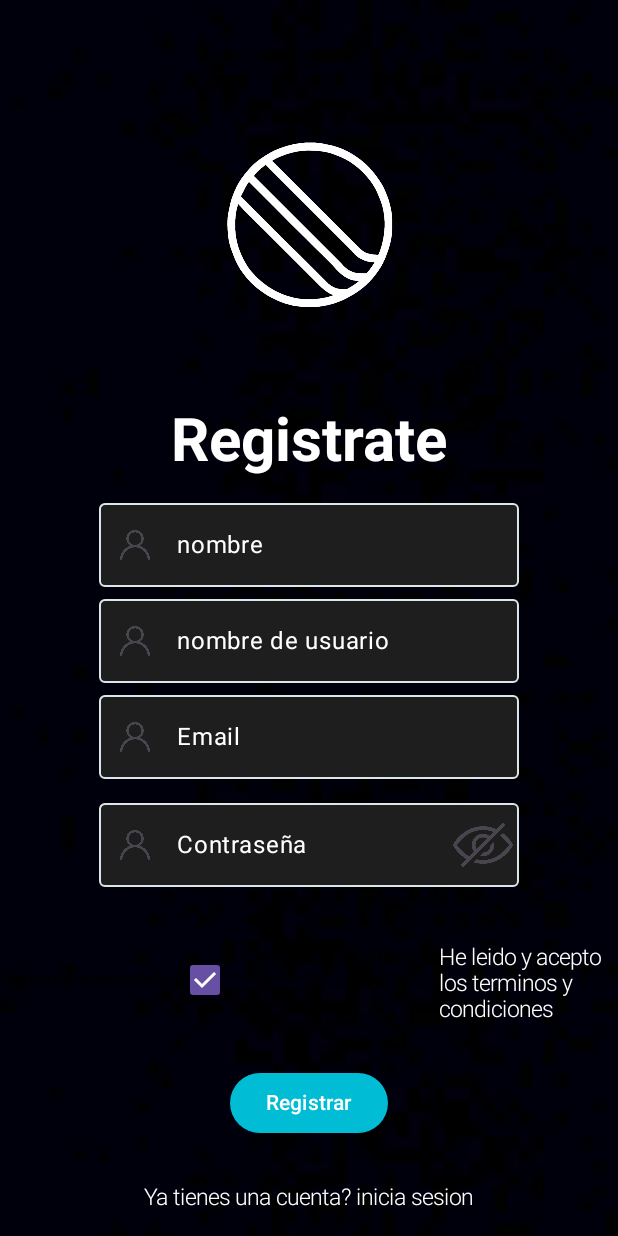
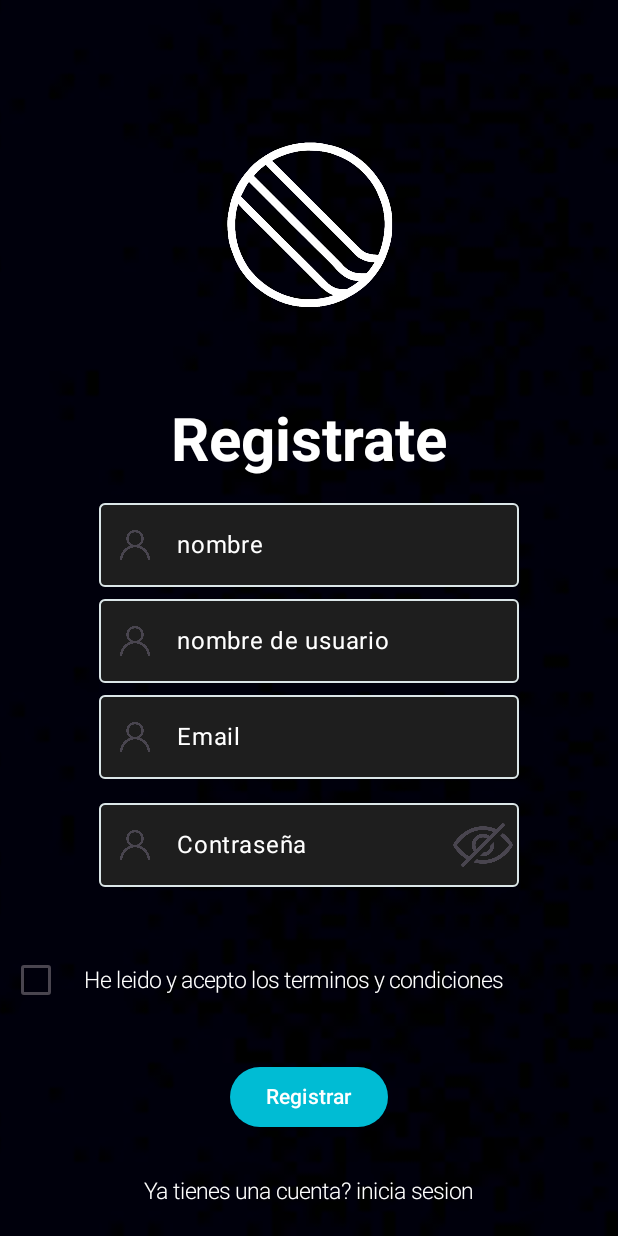
Before and after one commit to SPMBC11/Proyecto_Movil, an Android app built with Jetpack Compose: the screen it shows after launch (MainActivity), on a phone screen of 412 x 824 dp. Run offline under Robolectric (Android 15) with nearby library versions, the light colour scheme and no system bars.

Commit message:
Add files via upload

```diff
--- a/src/main/java/com/example/critichord/ui/RegisterScreen2.kt
+++ b/src/main/java/com/example/critichord/ui/RegisterScreen2.kt
@@ -10,6 +10,7 @@ import androidx.compose.foundation.layout.fillMaxWidth
 import androidx.compose.foundation.layout.height
 import androidx.compose.foundation.layout.padding
 import androidx.compose.foundation.layout.size
+import androidx.compose.foundation.layout.width
 import androidx.compose.material3.Icon
 import androidx.compose.material3.IconButton
 import androidx.compose.material3.OutlinedTextField
@@ -64,9 +65,13 @@ fun RegisterScreen2(
             Spacer(Modifier.height(10.dp))
             FormularioRegistro()
             Spacer(Modifier.height(30.dp))
-            Row{
+            Row( modifier = Modifier.fillMaxWidth(),
+                verticalAlignment = Alignment.CenterVertically,){
+
             CheckboxDatos()
-            Terminos("He leido y acepto los terminos y condiciones")
+                Spacer(Modifier.width(8.dp))
+            Terminos("He leido y acepto los terminos y condiciones",
+                modifier = Modifier.weight(1f))
             }
             Spacer(Modifier.height(30.dp))
             AppButton(
--- a/src/main/java/com/example/critichord/ui/utils/Componentes.kt
+++ b/src/main/java/com/example/critichord/ui/utils/Componentes.kt
@@ -90,22 +90,17 @@ fun YatienesCuenta(texto : String,
     )
 }
 @Composable
-fun CheckboxDatos() {
-    var checked by remember { mutableStateOf(true) }
+fun CheckboxDatos(modifier: Modifier = Modifier) {
+    var checked by remember { mutableStateOf(false) }
 
     Row(
+        modifier = modifier,
         verticalAlignment = Alignment.CenterVertically,
     ) {
-        Text(
-            "Minimal checkbox"
-        )
         Checkbox(
             checked = checked,
             onCheckedChange = { checked = it }
         )
     }
 
-    Text(
-        if (checked) "Checkbox is checked" else "Checkbox is unchecked"
-    )
 }
```
